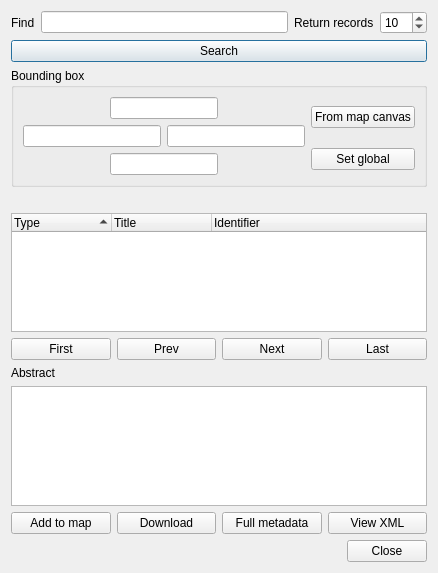
nextgis/qgis_cswclient, file cswsearchdialogbase.ui: the form before one commit.
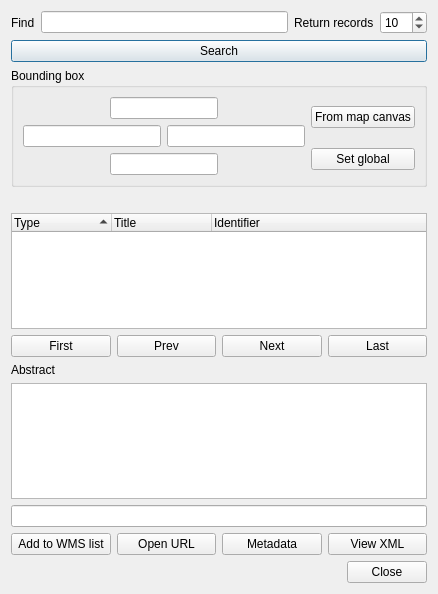
The form after the commit.

Commit message: ability to add to the QGIS WMS list URL's associated with live data (not completed) ability to open in browser URL's associated with downloadable data add more error handlers update owslib to the latest tunk (r1683) display record metadata in user friendly way add developers to the about window update plugin icon update license in source files

Diff of the .ui file:
```diff
--- a/cswsearchdialogbase.ui
+++ b/cswsearchdialogbase.ui
@@ -7,7 +7,7 @@
     <x>0</x>
     <y>0</y>
     <width>438</width>
-    <height>573</height>
+    <height>594</height>
    </rect>
   </property>
   <property name="windowTitle">
@@ -208,44 +208,6 @@
        </column>
       </widget>
      </item>
-     <item row="3" column="0">
-      <widget class="QLabel" name="label_6">
-       <property name="text">
-        <string>Abstract</string>
-       </property>
-      </widget>
-     </item>
-     <item row="4" column="0" colspan="4">
-      <widget class="QTextEdit" name="txtAbstract"/>
-     </item>
-     <item row="5" column="0">
-      <widget class="QPushButton" name="btnAddToMap">
-       <property name="text">
-        <string>Add to map</string>
-       </property>
-      </widget>
-     </item>
-     <item row="5" column="1">
-      <widget class="QPushButton" name="btnDownload">
-       <property name="text">
-        <string>Download</string>
-       </property>
-      </widget>
-     </item>
-     <item row="5" column="2">
-      <widget class="QPushButton" name="btnMetadata">
-       <property name="text">
-        <string>Full metadata</string>
-       </property>
-      </widget>
-     </item>
-     <item row="5" column="3">
-      <widget class="QPushButton" name="btnShowXML">
-       <property name="text">
-        <string>View XML</string>
-       </property>
-      </widget>
-     </item>
      <item row="2" column="0">
       <widget class="QPushButton" name="btnFirst">
        <property name="text">
@@ -276,6 +238,55 @@
      </item>
     </layout>
    </item>
+   <item>
+    <layout class="QGridLayout" name="gridLayout_4">
+     <item row="0" column="0">
+      <widget class="QLabel" name="label_6">
+       <property name="text">
+        <string>Abstract</string>
+       </property>
+      </widget>
+     </item>
+     <item row="1" column="0" colspan="4">
+      <widget class="QTextEdit" name="txtAbstract"/>
+     </item>
+     <item row="2" column="0" colspan="4">
+      <widget class="QLineEdit" name="leDataUrl">
+       <property name="readOnly">
+        <bool>true</bool>
+       </property>
+      </widget>
+     </item>
+     <item row="3" column="0">
+      <widget class="QPushButton" name="btnAddToMap">
+       <property name="text">
+        <string>Add to WMS list</string>
+       </property>
+      </widget>
+     </item>
+     <item row="3" column="1">
+      <widget class="QPushButton" name="btnDownload">
+       <property name="text">
+        <string>Open URL</string>
+       </property>
+      </widget>
+     </item>
+     <item row="3" column="2">
+      <widget class="QPushButton" name="btnMetadata">
+       <property name="text">
+        <string>Metadata</string>
+       </property>
+      </widget>
+     </item>
+     <item row="3" column="3">
+      <widget class="QPushButton" name="btnShowXML">
+       <property name="text">
+        <string>View XML</string>
+       </property>
+      </widget>
+     </item>
+    </layout>
+   </item>
    <item>
     <widget class="QDialogButtonBox" name="buttonBox">
      <property name="orientation">
```
The commit also changes 13 other files.
